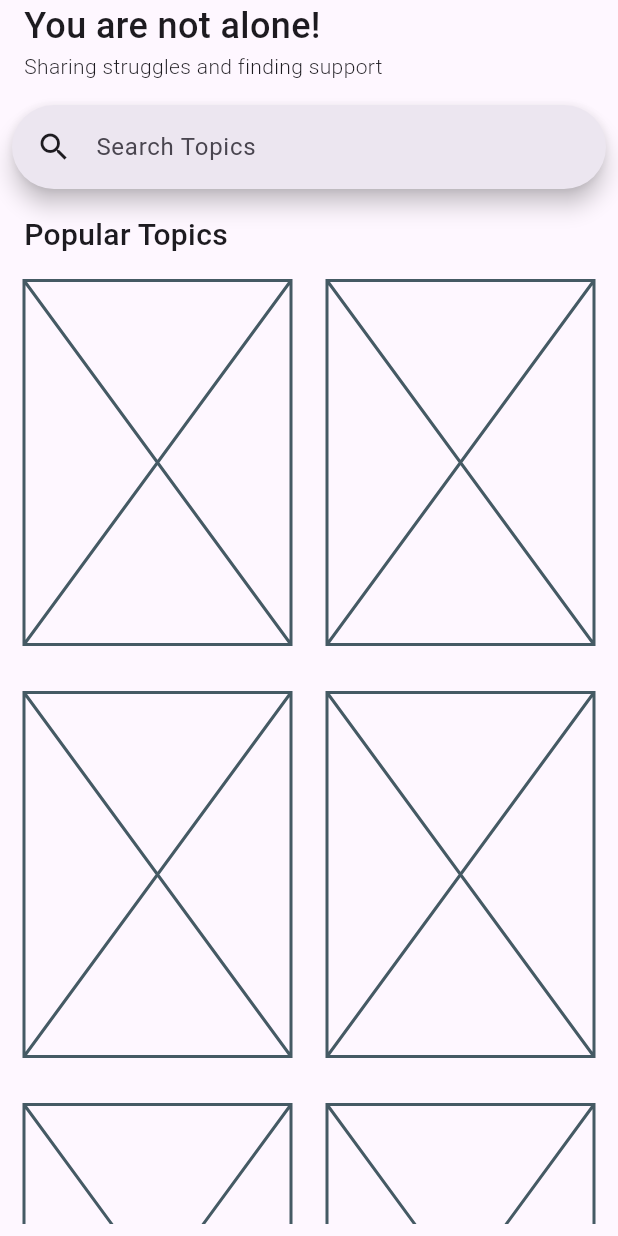
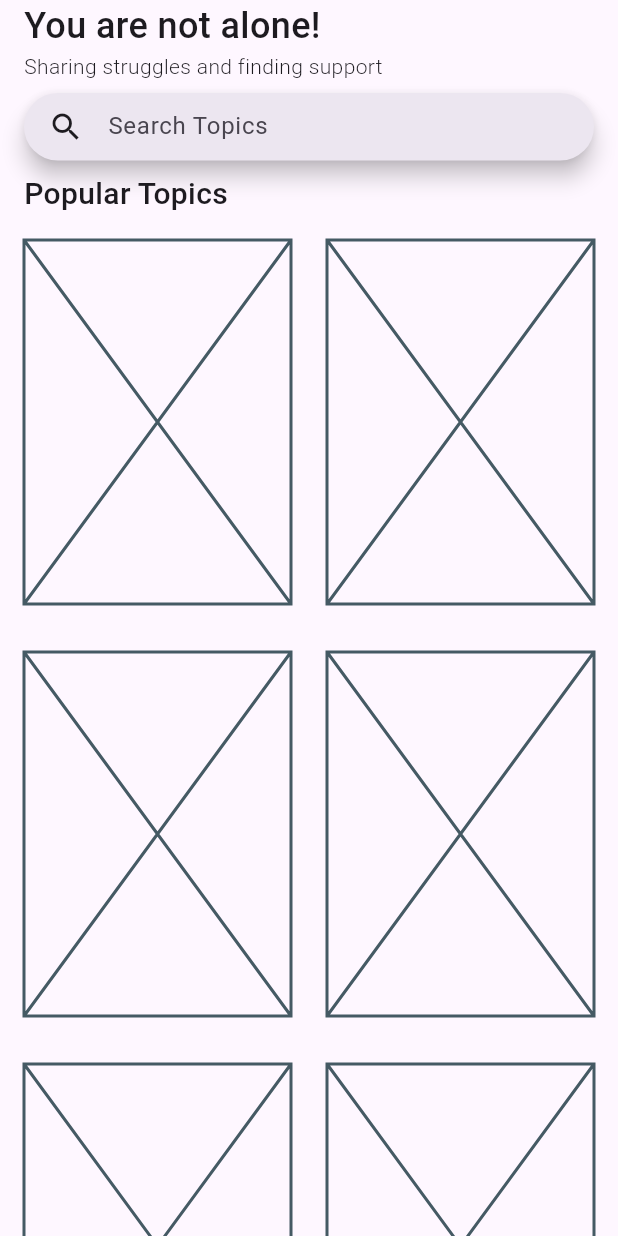
Before and after one commit to roastland/MomEase, a Flutter app: the CommunityPage screen opened directly, on a phone screen of 412 x 824 dp. Run offline on Flutter 3.47's test engine with Material 3 defaults, Android fonts, the phone set to English and light mode, and no system bars; our stand-ins replace bloc, equatable, flutter_bloc, fluttertoast; generated files the repository leaves out were written again.

Commit message:
fix: single scrolling in community page

```diff
--- a/momease/lib/src/features/community/presentation/widgets/popular_topics_grid_view.dart
+++ b/momease/lib/src/features/community/presentation/widgets/popular_topics_grid_view.dart
@@ -8,6 +8,7 @@ class PopularTopicsGridView extends StatelessWidget {
   Widget build(BuildContext context) {
     return GridView.count(
         shrinkWrap: true,
+        physics: const NeverScrollableScrollPhysics(),
         crossAxisCount: 2,
         crossAxisSpacing: 8,
         mainAxisSpacing: 16,
--- a/momease/lib/src/screens/pages/community_page.dart
+++ b/momease/lib/src/screens/pages/community_page.dart
@@ -8,7 +8,8 @@ class CommunityPage extends StatelessWidget {
   @override
   Widget build(BuildContext context) {
     return const Scaffold(
-      body: Column(
+      body: SingleChildScrollView(
+        child: Column(
           mainAxisSize: MainAxisSize.min,
           mainAxisAlignment: MainAxisAlignment.start,
           children: [
@@ -43,8 +44,8 @@ class CommunityPage extends StatelessWidget {
               ),
             ),
             Padding(
-              padding: EdgeInsets.symmetric(vertical: 16, horizontal: 8),
-              child: CommunitySearchBar()),
+                padding: EdgeInsets.symmetric(vertical: 8, horizontal: 16),
+                child: SizedBox(height: 45, child: CommunitySearchBar())),
             Padding(
               padding: EdgeInsets.symmetric(horizontal: 16),
               child: Align(
@@ -67,6 +68,7 @@ class CommunityPage extends StatelessWidget {
             )),
           ],
         ),
+      ),
     );
   }
 }
```
Lines whose indentation alone changed are shown as unchanged.
